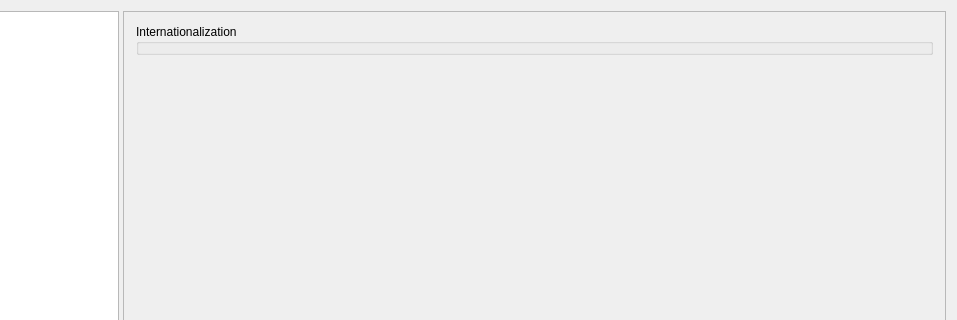
This is src/ui/ConfigDialog.ui in oneminute/LaserController as Qt 5 draws it before an edit; both pictures show x 92 to 1049 and y 0 to 320 of the 1049 by 700 pixel window. The edited form follows.
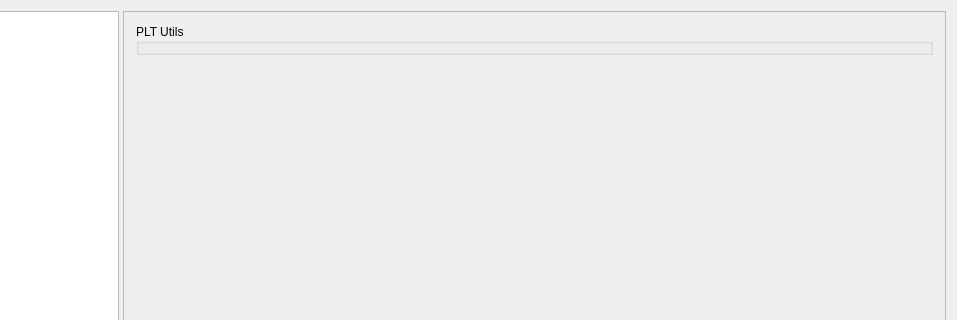
This is the edited form.

The edit to the form file:
```diff
--- a/src/ui/ConfigDialog.ui
+++ b/src/ui/ConfigDialog.ui
@@ -79,7 +79,7 @@
            </size>
           </property>
           <property name="currentIndex">
-           <number>0</number>
+           <number>4</number>
           </property>
           <widget class="QWidget" name="pageGeneral">
            <layout class="QVBoxLayout" name="verticalLayout_3">
@@ -167,6 +167,54 @@
             </item>
            </layout>
           </widget>
+          <widget class="QWidget" name="pageOptimizePath">
+           <layout class="QVBoxLayout" name="verticalLayout_6">
+            <item>
+             <widget class="QGroupBox" name="groupBoxAnt">
+              <property name="title">
+               <string>Ant</string>
+              </property>
+             </widget>
+            </item>
+            <item>
+             <spacer name="verticalSpacer_4">
+              <property name="orientation">
+               <enum>Qt::Vertical</enum>
+              </property>
+              <property name="sizeHint" stdset="0">
+               <size>
+                <width>20</width>
+                <height>605</height>
+               </size>
+              </property>
+             </spacer>
+            </item>
+           </layout>
+          </widget>
+          <widget class="QWidget" name="pagePltUtils">
+           <layout class="QVBoxLayout" name="verticalLayout_7">
+            <item>
+             <widget class="QGroupBox" name="groupBoxPltUtils">
+              <property name="title">
+               <string>PLT Utils</string>
+              </property>
+             </widget>
+            </item>
+            <item>
+             <spacer name="verticalSpacer_5">
+              <property name="orientation">
+               <enum>Qt::Vertical</enum>
+              </property>
+              <property name="sizeHint" stdset="0">
+               <size>
+                <width>20</width>
+                <height>605</height>
+               </size>
+              </property>
+             </spacer>
+            </item>
+           </layout>
+          </widget>
          </widget>
         </item>
        </layout>
```
Left out of the diff: 14 changed lines with no effect on the pictures.
